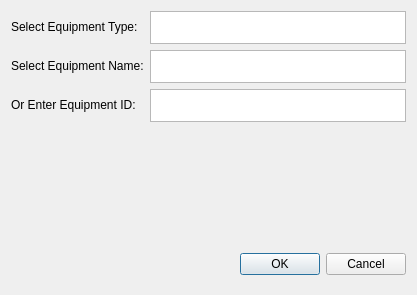
Above: CyberFleet/ClientGUI/ui/developwindow.ui from ibicdlcod/GuoMuoRuoProject before the change. Below: the same form after it.
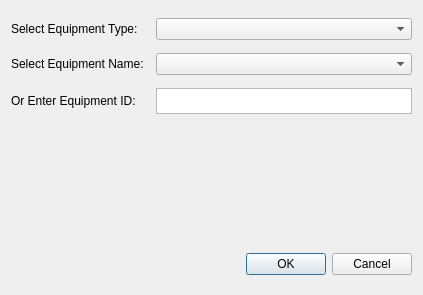
That is the form after the change.

Patch:
```diff
--- a/CyberFleet/ClientGUI/ui/developwindow.ui
+++ b/CyberFleet/ClientGUI/ui/developwindow.ui
@@ -6,7 +6,7 @@
    <rect>
     <x>0</x>
     <y>0</y>
-    <width>394</width>
+    <width>423</width>
     <height>295</height>
    </rect>
   </property>
@@ -16,20 +16,10 @@
   <layout class="QVBoxLayout" name="verticalLayout">
    <item>
     <layout class="QGridLayout" name="gridLayout">
-     <item row="1" column="1">
-      <widget class="QListWidget" name="listName">
-       <property name="minimumSize">
-        <size>
-         <width>0</width>
-         <height>30</height>
-        </size>
-       </property>
-      </widget>
-     </item>
      <item row="2" column="1">
       <widget class="QTextEdit" name="idText">
        <property name="sizePolicy">
-        <sizepolicy hsizetype="Preferred" vsizetype="Expanding">
+        <sizepolicy hsizetype="Preferred" vsizetype="Minimum">
          <horstretch>0</horstretch>
          <verstretch>0</verstretch>
         </sizepolicy>
@@ -37,7 +27,7 @@
        <property name="minimumSize">
         <size>
          <width>0</width>
-         <height>30</height>
+         <height>26</height>
         </size>
        </property>
       </widget>
@@ -61,22 +51,6 @@
        </property>
       </widget>
      </item>
-     <item row="0" column="1">
-      <widget class="QListWidget" name="listType">
-       <property name="sizePolicy">
-        <sizepolicy hsizetype="Minimum" vsizetype="Expanding">
-         <horstretch>0</horstretch>
-         <verstretch>0</verstretch>
-        </sizepolicy>
-       </property>
-       <property name="minimumSize">
-        <size>
-         <width>0</width>
-         <height>30</height>
-        </size>
-       </property>
-      </widget>
-     </item>
      <item row="0" column="0">
       <widget class="QLabel" name="typeLabel">
        <property name="sizePolicy">
@@ -115,6 +89,12 @@
        </property>
       </widget>
      </item>
+     <item row="0" column="1">
+      <widget class="QComboBox" name="listType"/>
+     </item>
+     <item row="1" column="1">
+      <widget class="QComboBox" name="listName"/>
+     </item>
     </layout>
    </item>
    <item>
```
